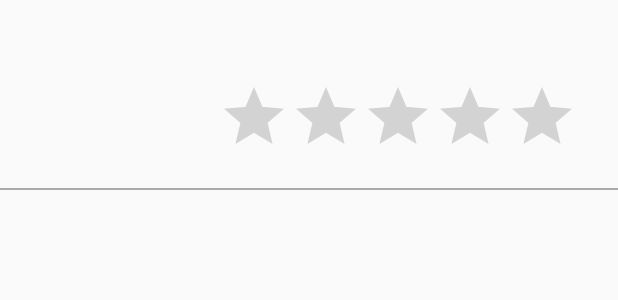
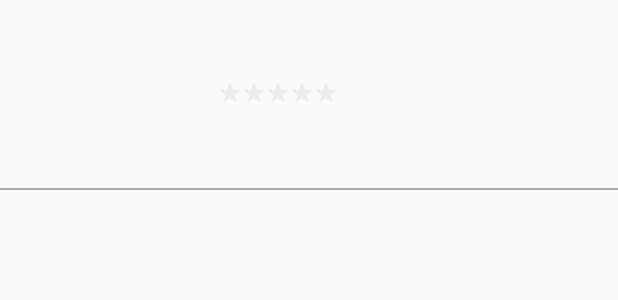
Before and after one commit to bnsngao/CECS491-Posted, an Android app: the layout fragment_location.xml on its own in the app's theme, with its tools: preview values and no code run, on a phone screen of 412 x 824 dp. Shown: the top 300 px of the screen. Run offline under Robolectric (Android 15) with nearby library versions, the phone set to English and light mode, and no system bars.

Commit message:
Some missed changes from last commit

```diff
--- a/Posted/app/src/main/java/com/example/posted/LocationAdapter.java
+++ b/Posted/app/src/main/java/com/example/posted/LocationAdapter.java
@@ -42,7 +42,7 @@ public class LocationAdapter extends RecyclerView.Adapter<LocationAdapter.ViewHo
     public void onBindViewHolder(final ViewHolder holder, int position) {
         holder.mItem = mValues.get(position);
         holder.mContentView.setText(mValues.get(position).getLocationName());
-        holder.mRating.setNumStars((int) mValues.get(position).getRating());
+        holder.mRating.setRating(mValues.get(position).getRating());
         Picasso.get().load(mValues.get(position).getLocationPhoto()).into(holder.mImageView);
         holder.mView.setOnClickListener(new View.OnClickListener() {
             @Override
--- a/Posted/app/src/main/java/com/example/posted/LocationFragment.java
+++ b/Posted/app/src/main/java/com/example/posted/LocationFragment.java
@@ -143,6 +143,7 @@ public class LocationFragment extends Fragment {
                         // Rating
                         float rating = (float) business.getRating();
                         LocationItem l = new LocationItem(imageUrl,businessName,businessId,rating);
+
                         LOCATION_ITEMS.add(l);
                         mAdapter.notifyDataSetChanged();
 
--- a/Posted/app/src/main/res/layout/fragment_location.xml
+++ b/Posted/app/src/main/res/layout/fragment_location.xml
@@ -28,10 +28,13 @@
 
             <RatingBar
                 android:id="@+id/locationRatingBar"
+                style="@style/RatingBar"
+                android:theme="@style/RatingBar"
                 android:layout_width="wrap_content"
                 android:layout_height="wrap_content"
                 android:isIndicator="true"
-                android:stepSize="0.5" />
+                android:rating="0.0"
+                />
         </LinearLayout>
     </LinearLayout>
 
```
